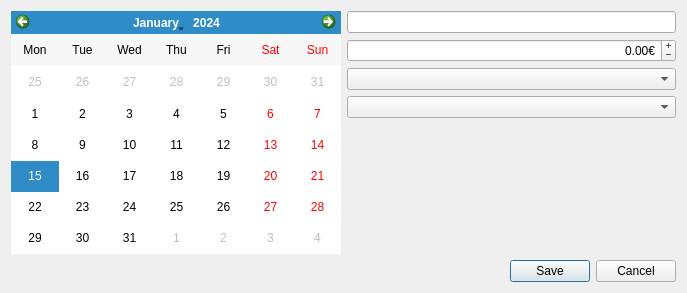
This is lib/TransferDialog.ui in choosyg/Buchhaltung as Qt 5 draws it before an edit. The edited form follows.
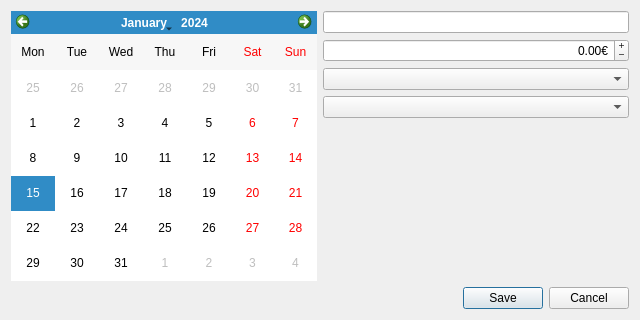
This is the edited form.

The edit to the form file:
```diff
--- a/lib/TransferDialog.ui
+++ b/lib/TransferDialog.ui
@@ -6,8 +6,8 @@
    <rect>
     <x>0</x>
     <y>0</y>
-    <width>687</width>
-    <height>293</height>
+    <width>640</width>
+    <height>320</height>
    </rect>
   </property>
   <property name="windowTitle">
```
